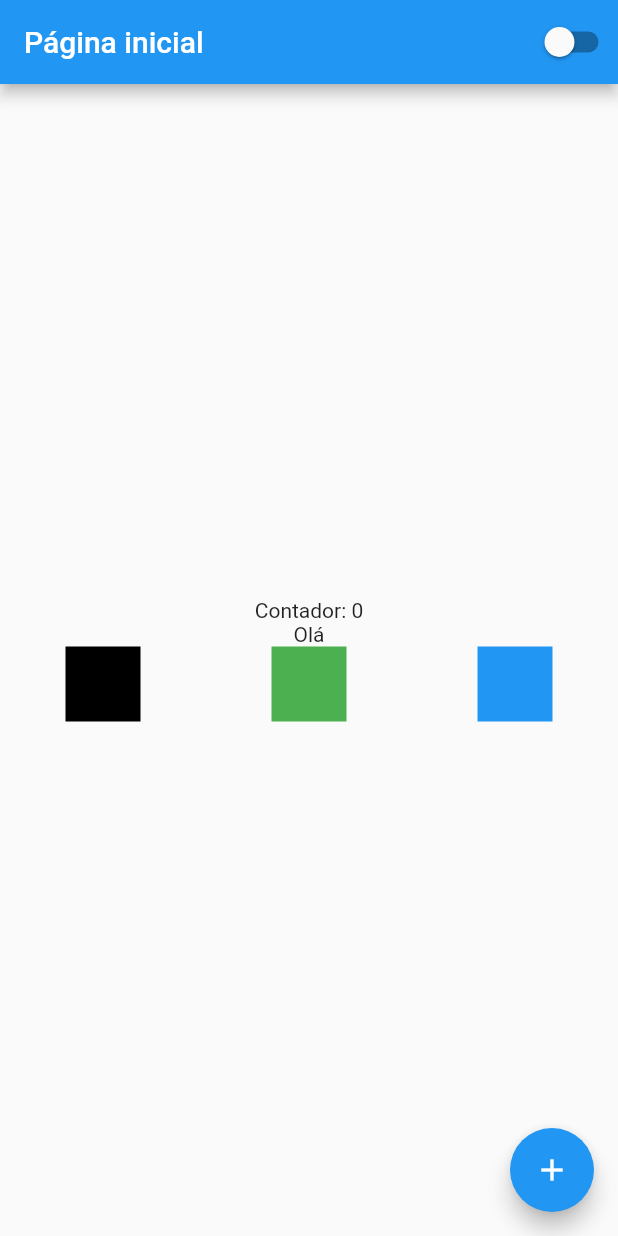
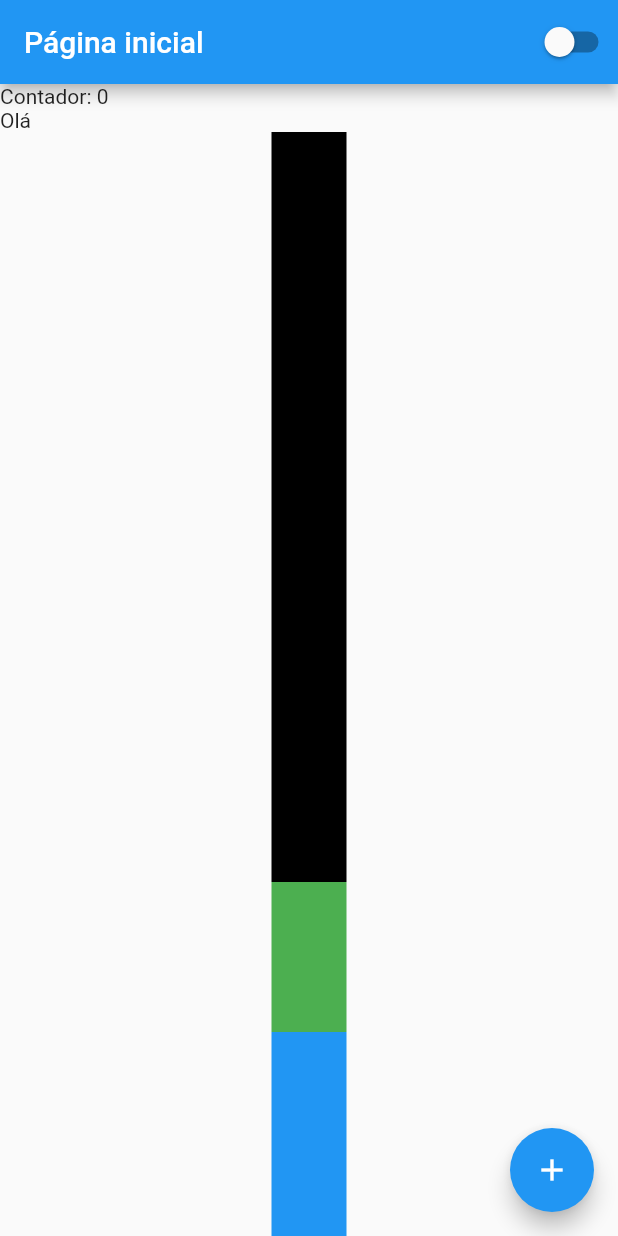
Before and after one commit to lucasantoniodev/curso_flutterando_2020, a Flutter app: the screen it shows after launch, on a phone screen of 412 x 824 dp. Run offline on Flutter 3.47's test engine with Material 2 defaults, Android fonts, the light colour scheme and no system bars.

Commit message:
#16 - Listview

```diff
--- a/lib/pages/home_page.dart
+++ b/lib/pages/home_page.dart
@@ -19,30 +19,21 @@ class _HomePageState extends State<HomePage> {
         actions: const [CustomSwitch()],
       ),
       body: Center(
-        child: Column(
-          mainAxisAlignment: MainAxisAlignment.center,
+        child: ListView(
+          // scrollDirection: Axis.horizontal,
           children: [
             Text('Contador: $counter'),
             const Text('Olá'),
-            Row(
+            Column(
               mainAxisAlignment: MainAxisAlignment.spaceAround,
               children: [
-              Container(
-                height: 50,
-                width: 50,
-                color: Colors.black
-              ),
-              Container(
-                height: 50,
-                width: 50,
-                color: Colors.green
-              ),
-              Container(
-                height: 50,
-                width: 50,
-                color: Colors.blue
-              ),
-            ],)
+                Container(height: 500, width: 50, color: Colors.black),
+                Container(height: 100, width: 50, color: Colors.green),
+                Container(height: 200, width: 50, color: Colors.blue),
+              ],
+            ),
+            Text('Contador: $counter'),
+            Container(height: 200, width: 50, color: Colors.blue),
           ],
         ),
       ),
```
